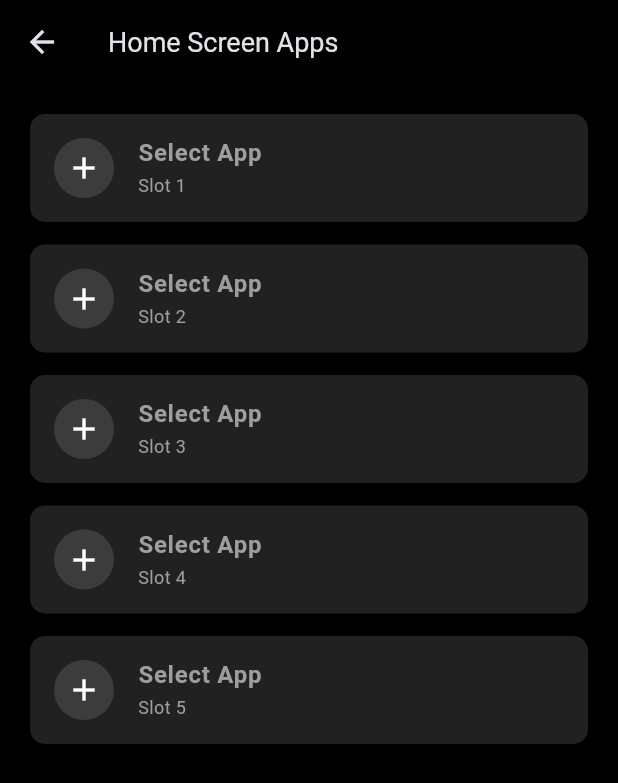
After one commit to ahmadardani/esutoru, a Flutter app: the SettingsScreen screen opened directly, after a tap on "Home Screen Apps", on a phone screen of 412 x 824 dp. The commit adds this screen. Shown: the top 783 px of the screen. Run offline on Flutter 3.47's test engine with Material 3 defaults, Android fonts, the phone set to English and light mode, and no system bars; our stand-ins replace easy_localization, shared_preferences; missing offline and left inert: device_apps; accounts and stored records are empty.

Commit message:
Add Home Apps Settings screen and enhance localization support

```diff
--- /dev/null
+++ b/lib/screens/home_apps_settings_screen.dart
@@ -0,0 +1,133 @@
+import 'package:flutter/material.dart';
+import 'package:easy_localization/easy_localization.dart';
+import 'package:device_apps/device_apps.dart';
+import 'package:shared_preferences/shared_preferences.dart';
+
+class HomeAppsSettingsScreen extends StatefulWidget {
+  const HomeAppsSettingsScreen({super.key});
+
+  @override
+  State<HomeAppsSettingsScreen> createState() => _HomeAppsSettingsScreenState();
+}
+
+class _HomeAppsSettingsScreenState extends State<HomeAppsSettingsScreen> {
+  List<String> savedPackages = ['', '', '', '', ''];
+  List<Application?> favoriteApps = List.filled(5, null);
+  List<Application> allApps = [];
+  bool isLoading = true;
+
+  @override
+  void initState() {
+    super.initState();
+    _loadData();
+  }
+
+  Future<void> _loadData() async {
+    List<Application> apps = await DeviceApps.getInstalledApplications(
+      includeAppIcons: true,
+      includeSystemApps: true,
+      onlyAppsWithLaunchIntent: true,
+    );
+    apps.sort((a, b) => a.appName.toLowerCase().compareTo(b.appName.toLowerCase()));
+
+    final prefs = await SharedPreferences.getInstance();
+    List<String> packages = prefs.getStringList('favorite_apps') ?? ['', '', '', '', ''];
+    List<Application?> loadedFavorites = List.filled(5, null);
+
+    for (int i = 0; i < 5; i++) {
+      if (packages[i].isNotEmpty) {
+        try {
+          loadedFavorites[i] = apps.firstWhere((app) => app.packageName == packages[i]);
+        } catch (e) {
+          packages[i] = '';
+        }
+      }
+    }
+
+    setState(() {
+      allApps = apps;
+      savedPackages = packages;
+      favoriteApps = loadedFavorites;
+      isLoading = false;
+    });
+  }
+
+  Future<void> _saveApp(int index, Application? app) async {
+    final prefs = await SharedPreferences.getInstance();
+    setState(() {
+      favoriteApps[index] = app;
+      savedPackages[index] = app?.packageName ?? '';
+    });
+    await prefs.setStringList('favorite_apps', savedPackages);
+  }
+
+  void _showAppSelector(int slotIndex) {
+    showModalBottomSheet(
+      context: context,
+      backgroundColor: Colors.grey[900],
+      shape: const RoundedRectangleBorder(borderRadius: BorderRadius.vertical(top: Radius.circular(20))),
+      builder: (context) {
+        return SafeArea(
+          child: ListView.builder(
+            padding: const EdgeInsets.all(20),
+            itemCount: allApps.length,
+            itemBuilder: (context, index) {
+              final app = allApps[index];
+              return ListTile(
+                leading: app is ApplicationWithIcon
+                    ? Image.memory(app.icon, width: 40, height: 40)
+                    : const Icon(Icons.apps, color: Colors.white),
+                title: Text(app.appName, style: const TextStyle(color: Colors.white)),
+                onTap: () {
+                  _saveApp(slotIndex, app);
+                  Navigator.pop(context);
+                },
+              );
+            },
+          ),
+        );
+      },
+    );
+  }
+
+  @override
+  Widget build(BuildContext context) {
+    return Scaffold(
+      appBar: AppBar(
+        backgroundColor: Colors.black,
+        title: Text('home_apps_settings'.tr(), style: const TextStyle(fontSize: 18)),
+      ),
+      body: isLoading
+          ? const Center(child: CircularProgressIndicator(color: Colors.white))
+          : ListView.builder(
+              padding: const EdgeInsets.all(20),
+              itemCount: 5,
+              itemBuilder: (context, index) {
+                final app = favoriteApps[index];
+                return Padding(
+                  padding: const EdgeInsets.only(bottom: 15),
+                  child: ListTile(
+                    tileColor: Colors.grey[900],
+                    shape: RoundedRectangleBorder(borderRadius: BorderRadius.circular(10)),
+                    leading: app is ApplicationWithIcon
+                        ? Image.memory(app.icon, width: 40, height: 40)
+                        : const CircleAvatar(backgroundColor: Colors.white12, child: Icon(Icons.add, color: Colors.white)),
+                    title: Text(
+                      app?.appName ?? 'select_app'.tr(),
+                      style: TextStyle(color: app != null ? Colors.white : Colors.grey, fontWeight: FontWeight.bold),
+                    ),
+                    subtitle: Text('Slot ${index + 1}', style: const TextStyle(color: Colors.grey, fontSize: 12)),
+                    trailing: app != null
+                        ? IconButton(
+                            icon: const Icon(Icons.delete_outline, color: Colors.redAccent),
+                            onPressed: () => _saveApp(index, null),
+                          )
+                        : null,
+                    onTap: () => _showAppSelector(index),
+                  ),
+                );
+              },
+            ),
+    );
+  }
+}
--- a/lib/screens/home_screen.dart
+++ b/lib/screens/home_screen.dart
@@ -1,6 +1,7 @@
 import 'package:flutter/material.dart';
 import 'package:easy_localization/easy_localization.dart';
 import 'package:device_apps/device_apps.dart';
+import 'package:shared_preferences/shared_preferences.dart';
 import 'dart:async';
 import 'pin_screen.dart';
 
@@ -16,13 +17,11 @@ class _HomeScreenState extends State<HomeScreen> {
   Timer? _timer;
 
   List<Application?> favoriteApps = List.filled(5, null);
-  List<Application> allApps = [];
-  bool isLoadingApps = true;
 
   @override
   void initState() {
     super.initState();
-    _loadApps();
+    _loadFavoriteApps();
 
     _timer = Timer.periodic(const Duration(seconds: 1), (timer) {
       setState(() {
@@ -31,19 +30,26 @@ class _HomeScreenState extends State<HomeScreen> {
     });
   }
 
-  Future<void> _loadApps() async {
-    List<Application> apps = await DeviceApps.getInstalledApplications(
-      includeAppIcons: true,
-      includeSystemApps: true,
-      onlyAppsWithLaunchIntent: true,
-    );
+  Future<void> _loadFavoriteApps() async {
+    final prefs = await SharedPreferences.getInstance();
+    List<String> savedPackages = prefs.getStringList('favorite_apps') ?? ['', '', '', '', ''];
+    List<Application?> loadedApps = List.filled(5, null);
 
-    apps.sort((a, b) => a.appName.toLowerCase().compareTo(b.appName.toLowerCase()));
+    for (int i = 0; i < 5; i++) {
+      if (savedPackages[i].isNotEmpty) {
+        try {
+          loadedApps[i] = await DeviceApps.getApp(savedPackages[i], true);
+        } catch (e) {
 
+        }
+      }
+    }
+
+    if (mounted) {
       setState(() {
-      allApps = apps;
-      isLoadingApps = false;
+        favoriteApps = loadedApps;
       });
+    }
   }
 
   @override
@@ -52,38 +58,33 @@ class _HomeScreenState extends State<HomeScreen> {
     super.dispose();
   }
 
-void _showAppSelector(int slotIndex) {
-    showModalBottomSheet(
-      context: context,
-      backgroundColor: Colors.grey[900],
-      shape: const RoundedRectangleBorder(borderRadius: BorderRadius.vertical(top: Radius.circular(20))),
-      builder: (context) {
-        if (isLoadingApps) {
-          return const SafeArea(child: Center(child: CircularProgressIndicator(color: Colors.white)));
-        }
-
-        return SafeArea(
-          child: ListView.builder(
-            padding: const EdgeInsets.all(20),
-            itemCount: allApps.length,
-            itemBuilder: (context, index) {
-              final app = allApps[index];
-              return ListTile(
-                leading: app is ApplicationWithIcon
-                    ? Image.memory(app.icon, width: 40, height: 40)
-                    : const Icon(Icons.apps, color: Colors.white),
-                title: Text(app.appName, style: const TextStyle(color: Colors.white)),
+  Widget _buildAppButton(Application app) {
+    return Padding(
+      padding: const EdgeInsets.only(bottom: 10),
+      child: InkWell(
+        borderRadius: BorderRadius.circular(10),
         onTap: () {
-                  setState(() {
-                    favoriteApps[slotIndex] = app;
-                  });
-                  Navigator.pop(context);
+          DeviceApps.openApp(app.packageName);
         },
-              );
-            },
+        child: Container(
+          width: double.infinity,
+          padding: const EdgeInsets.symmetric(vertical: 15),
+          decoration: BoxDecoration(
+            border: Border.all(color: Colors.grey.withOpacity(0.3)),
+            borderRadius: BorderRadius.circular(10),
           ),
-        );
-      },
+          child: Center(
+            child: Text(
+              app.appName,
+              style: const TextStyle(
+                fontSize: 16,
+                color: Colors.white,
+                fontWeight: FontWeight.bold,
+              ),
+            ),
+          ),
+        ),
+      ),
     );
   }
 
@@ -92,6 +93,9 @@ void _showAppSelector(int slotIndex) {
     String langCode = context.locale.languageCode;
     String formattedTime = DateFormat('HH:mm').format(_currentTime);
     String formattedDate = DateFormat('EEEE, d MMMM yyyy', langCode).format(_currentTime);
+
+    final validApps = favoriteApps.whereType<Application>().toList();
+    final emptyCount = 5 - validApps.length;
 
     return Scaffold(
       body: SafeArea(
@@ -106,46 +110,33 @@ void _showAppSelector(int slotIndex) {
 
             const Spacer(flex: 2),
 
+            SizedBox(
+              height: 350,
+              child: Padding(
+                padding: const EdgeInsets.symmetric(horizontal: 40),
+                child: validApps.isEmpty
+                    ? Center(
+                        child: Text(
+                          'no_apps_yet'.tr(),
+                          textAlign: TextAlign.center,
+                          style: TextStyle(color: Colors.grey[600], fontSize: 14),
+                        ),
+                      )
+                    : Column(
+                        mainAxisAlignment: MainAxisAlignment.center,
+                        children: [
+                          ...validApps.map((app) => _buildAppButton(app)),
+
+                          if (emptyCount > 0)
                             Padding(
-              padding: const EdgeInsets.symmetric(horizontal: 40),
-              child: Column(
-                children: List.generate(5, (index) {
-                  final app = favoriteApps[index];
-                  return Padding(
-                    padding: const EdgeInsets.only(bottom: 10),
-                    child: InkWell(
-                      borderRadius: BorderRadius.circular(10),
-                      onTap: () {
-                        if (app == null) {
-                          _showAppSelector(index);
-                        } else {
-                          DeviceApps.openApp(app.packageName);
-                        }
-                      },
-                      onLongPress: () {
-                        if (app != null) setState(() => favoriteApps[index] = null);
-                      },
-                      child: Container(
-                        width: double.infinity,
-                        padding: const EdgeInsets.symmetric(vertical: 15),
-                        decoration: BoxDecoration(
-                          border: Border.all(color: Colors.grey.withOpacity(0.3)),
-                          borderRadius: BorderRadius.circular(10),
-                        ),
-                        child: Center(
+                              padding: const EdgeInsets.only(top: 10),
                               child: Text(
-                            app?.appName ?? 'add_app'.tr(),
-                            style: TextStyle(
-                              fontSize: 16,
-                              color: app != null ? Colors.white : Colors.grey,
-                              fontWeight: app != null ? FontWeight.bold : FontWeight.normal,
+                                'empty_slots'.tr(args: [emptyCount.toString()]),
+                                style: TextStyle(color: Colors.grey[700], fontSize: 12),
                               ),
                             ),
+                        ],
                       ),
-                      ),
-                    ),
-                  );
-                }),
               ),
             ),
 
@@ -153,7 +144,18 @@ void _showAppSelector(int slotIndex) {
 
             IconButton(
               icon: const Icon(Icons.lock_outline, color: Colors.grey, size: 30),
-              onPressed: () => Navigator.push(context, MaterialPageRoute(builder: (context) => const PinScreen())),
+              onPressed: () {
+                Navigator.push(
+                  context,
+                  MaterialPageRoute(
+                    builder: (context) => PinScreen(
+                      onReturn: () {
+                        if (mounted) _loadFavoriteApps();
+                      },
+                    ),
+                  ),
+                );
+              },
             ),
             const SizedBox(height: 20),
           ],
--- a/lib/screens/settings_screen.dart
+++ b/lib/screens/settings_screen.dart
@@ -1,6 +1,7 @@
 import 'package:flutter/material.dart';
 import 'package:easy_localization/easy_localization.dart';
 import 'package:shared_preferences/shared_preferences.dart';
+import 'home_apps_settings_screen.dart';
 
 class SettingsScreen extends StatelessWidget {
   const SettingsScreen({super.key});
@@ -72,6 +73,17 @@ class SettingsScreen extends StatelessWidget {
             title: Text('change_pin'.tr(), style: const TextStyle(color: Colors.white)),
             onTap: () => _showChangePinDialog(context),
           ),
+          const Divider(color: Colors.white12),
+          ListTile(
+            leading: const Icon(Icons.apps, color: Colors.white),
+            title: Text('home_apps_settings'.tr(), style: const TextStyle(color: Colors.white)),
+            onTap: () {
+              Navigator.push(
+                context,
+                MaterialPageRoute(builder: (context) => const HomeAppsSettingsScreen()),
+              );
+            },
+          ),
         ],
       ),
     );
```
Also changed, not shown: assets/langs/en.json (+9 -1 lines), assets/langs/ja.json (+9 -1 lines), lib/screens/pin_screen.dart (+7 -2 lines), lib/screens/vault_screen.dart (+9 -1 lines). Lines whose indentation alone changed are shown as unchanged.
